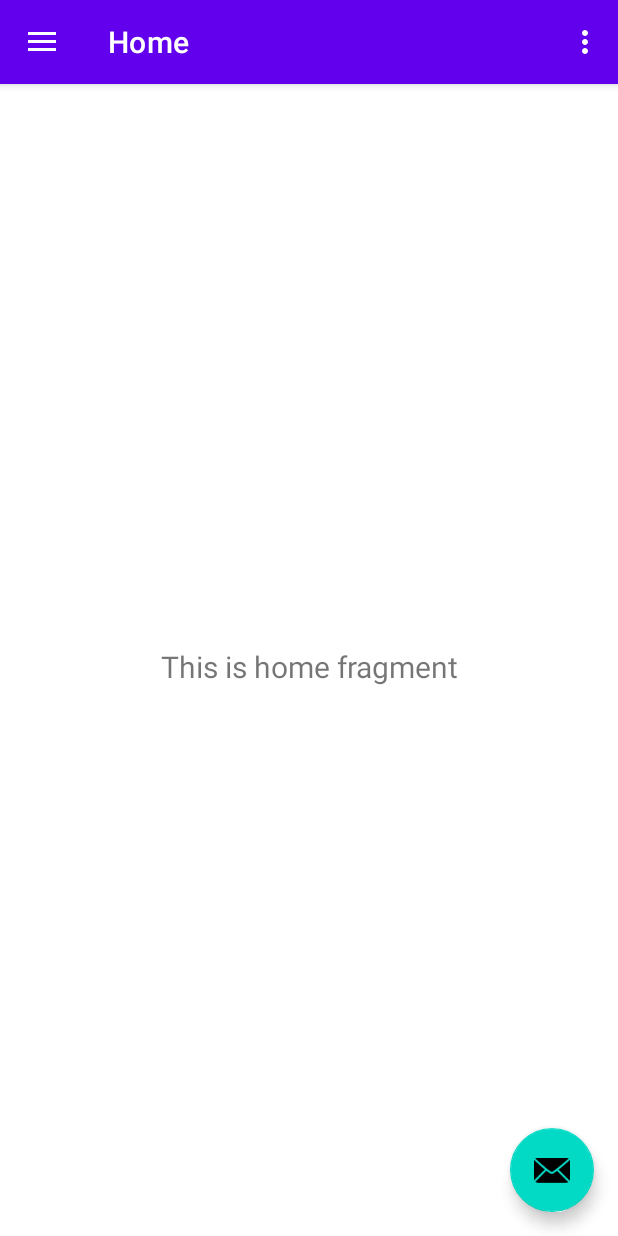
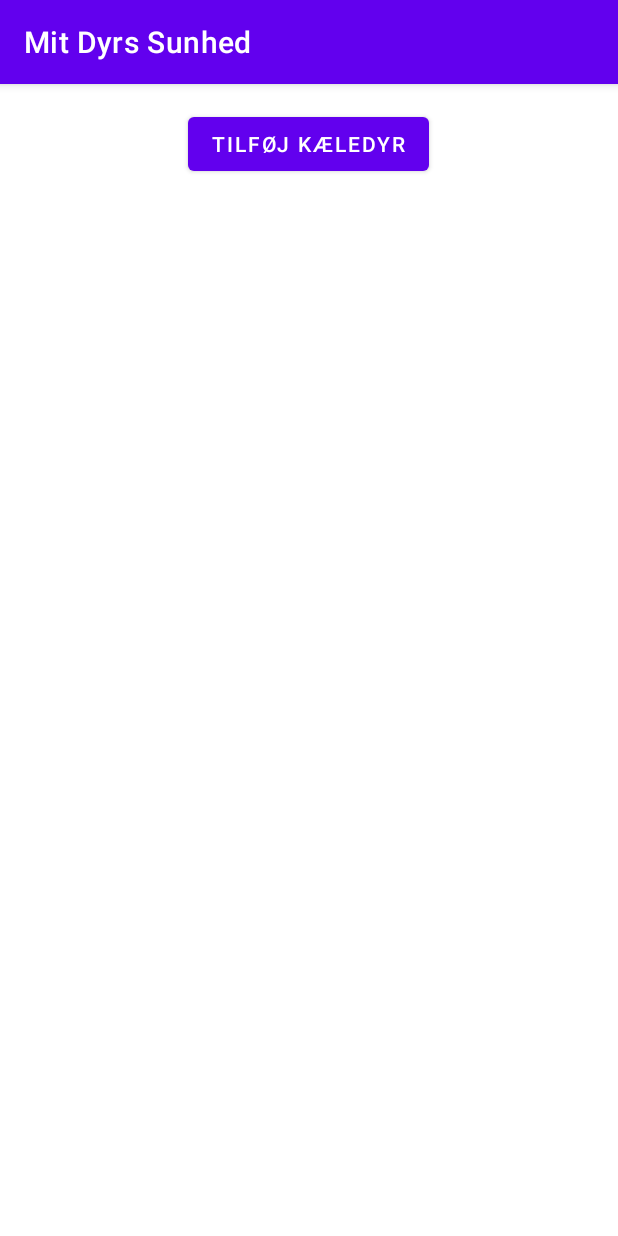
Before and after one commit to marker99/Mit-Dyrs-Sundhed, an Android app: the screen it shows after launch (MainActivity2 before the commit, ForsideActivity after it), on a phone screen of 412 x 824 dp. Run offline under Robolectric (Android 15) with nearby library versions, the phone set to English and light mode, and no system bars.

Commit message:
forside og tilføj kæledyr godt begyndt

```diff
--- a/app/build.gradle
+++ b/app/build.gradle
@@ -32,8 +32,7 @@ android {
 
 dependencies {
 
-    //implementaion 'androidx.recyclerview:recyclerview:1.2.1'
-
+    implementation 'androidx.recyclerview:recyclerview:1.2.1'
     implementation 'androidx.lifecycle:lifecycle-livedata-ktx:2.4.1'
     implementation 'androidx.lifecycle:lifecycle-viewmodel-ktx:2.4.1'
     implementation 'androidx.navigation:navigation-fragment:2.4.1'
--- /dev/null
+++ b/app/src/main/java/com/github/marker99/ForsideActivity.java
@@ -0,0 +1,43 @@
+package com.github.marker99;
+
+import androidx.appcompat.app.AppCompatActivity;
+import androidx.constraintlayout.widget.ConstraintLayout;
+import androidx.recyclerview.widget.LinearLayoutManager;
+import androidx.recyclerview.widget.RecyclerView;
+
+import android.content.Intent;
+import android.os.Bundle;
+import android.widget.Button;
+
+public class ForsideActivity extends AppCompatActivity {
+
+    Button addPetButton;
+
+    RecyclerView petList;
+    PetAdapter petAdapter;
+
+    @Override
+    protected void onCreate(Bundle savedInstanceState) {
+        super.onCreate(savedInstanceState);
+        setContentView(R.layout.activity_forside);
+
+        addPetButton = findViewById(R.id.buttonAddPet);
+        petList = findViewById(R.id.rv_Pets);
+
+        // Retrieving RecyclerView from layout and attaching a Layout Manager to it
+        petList.hasFixedSize();
+        petList.setLayoutManager(new LinearLayoutManager(this));
+
+        // Attaching an adapter to the RecyclerView
+        petAdapter = new PetAdapter();
+        petList.setAdapter(petAdapter);
+
+
+        //TODO: Måske skal den ikke starte en ny aktivitet når man vil tilføje et kæledyr. Burde måske gøres med et fragment i stedet for
+        addPetButton.setOnClickListener(view -> {
+            Intent intent = new Intent(ForsideActivity.this, AddPetActivity.class);
+            startActivity(intent);
+        });
+
+    }
+}
--- /dev/null
+++ b/app/src/main/java/com/github/marker99/PetAdapter.java
@@ -0,0 +1,46 @@
+package com.github.marker99;
+
+import android.view.LayoutInflater;
+import android.view.View;
+import android.view.ViewGroup;
+import android.widget.TextView;
+
+import androidx.annotation.NonNull;
+import androidx.recyclerview.widget.RecyclerView;
+
+public class PetAdapter extends RecyclerView.Adapter<PetAdapter.ViewHolder> {
+
+    // Is responsible for converting your single list item layout file from XML
+    // into View objects and storing them in a ViewHolder.
+    @NonNull
+    @Override
+    public ViewHolder onCreateViewHolder(@NonNull ViewGroup parent, int viewType) {
+        LayoutInflater inflater = LayoutInflater.from(parent.getContext());
+        View view = inflater.inflate(R.layout.pet_list_item, parent, false);
+        return new ViewHolder(view);
+    }
+
+    // onBindViewHolder(), is responsible for setting the data from the data source on each relevant view.
+    public void onBindViewHolder(@NonNull ViewHolder viewHolder, int position) {
+    }
+
+    // Specify the length of the data in getItemCount() using your specific data type.
+    public int getItemCount() {
+        return 0;
+    }
+
+
+    // ViewHolder inner class that contains the Views that will be send to the RecyclerView
+    class ViewHolder extends RecyclerView.ViewHolder {
+
+        // ViewHolder includes the Views that needs to display data
+        private final TextView name;
+
+        ViewHolder(View itemView) {
+            super(itemView);
+            name = itemView.findViewById(R.id.tv_pet_name);
+        }
+    }
+
+
+}
--- /dev/null
+++ b/app/src/main/res/layout/activity_forside.xml
@@ -0,0 +1,25 @@
+<?xml version="1.0" encoding="utf-8"?>
+<LinearLayout xmlns:android="http://schemas.android.com/apk/res/android"
+    xmlns:app="http://schemas.android.com/apk/res-auto"
+    xmlns:tools="http://schemas.android.com/tools"
+    android:layout_width="match_parent"
+    android:layout_height="match_parent"
+    android:orientation="vertical"
+    tools:context=".ForsideActivity">
+
+    <Button
+        android:id="@+id/buttonAddPet"
+        android:layout_width="wrap_content"
+        android:layout_height="wrap_content"
+        android:layout_gravity="center"
+        android:layout_marginTop="16dp"
+        android:layout_marginBottom="16dp"
+        android:text="@string/tilføj_kæledyr" />
+
+    <androidx.recyclerview.widget.RecyclerView
+        android:id="@+id/rv_Pets"
+        android:layout_width="match_parent"
+        android:layout_height="0dp"
+        android:layout_weight="1" />
+
+</LinearLayout>
```
Also changed, not shown: app/src/main/AndroidManifest.xml (+19 -5 lines), app/src/main/java/com/github/marker99/AddPetActivity.java (added, +14 -0 lines), app/src/main/res/layout/activity_add_pet.xml (added, +160 -0 lines), app/src/main/res/layout/pet_list_item.xml (added, +16 -0 lines), app/src/main/res/values/strings.xml (+10 -0 lines).
